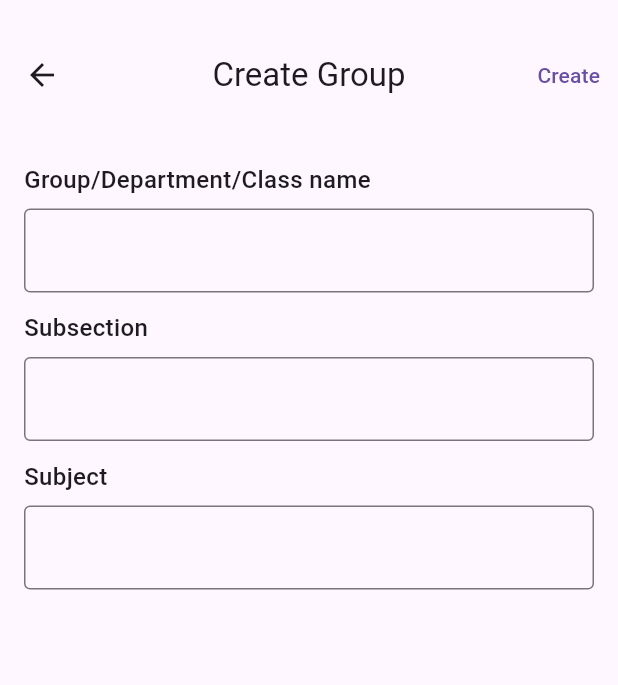
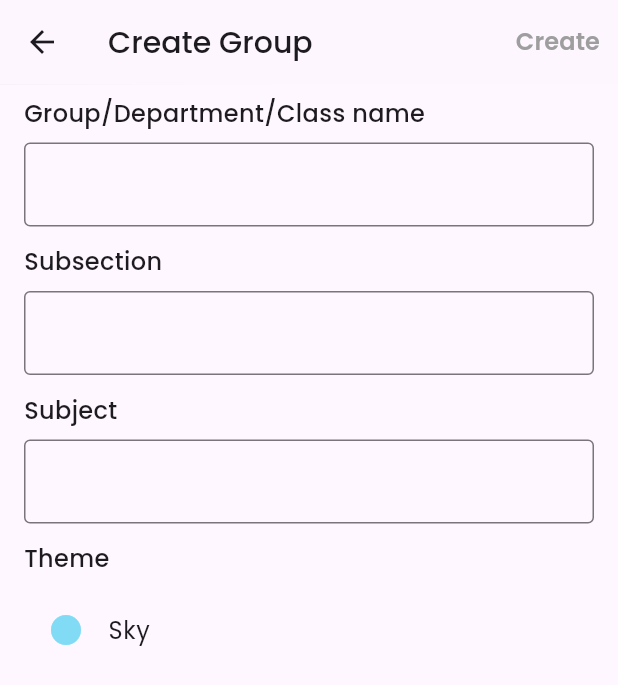
Before and after one commit to rinkaji/endterm-project-MAD, a Flutter app: the screen it shows after launch, after a tap on the "add" icon, on a phone screen of 412 x 824 dp. Shown: the top 685 px of the screen. Run offline on Flutter 3.47's test engine with Material 3 defaults, Android fonts, the phone set to English and light mode, and no system bars; our stand-ins replace google_fonts, sqflite, table_calendar; accounts and stored records are empty.

Commit message:
Added many things

```diff
--- a/lib/data/data.dart
+++ b/lib/data/data.dart
@@ -1,10 +1,11 @@
 
 import 'package:myapp/model/model.dart';
+import 'package:myapp/model/theme_selection.dart';
 
 List<Category> category = [
-    Category(id: 0, name: "Block A"),
-    Category(id: 1, name: "Block B"),
-    Category(id: 2, name: "Block C"),
+    Category(id: 0, name: "Block A", theme: ThemeSelection.Sakura),
+    Category(id: 1, name: "Block B", theme: ThemeSelection.Sky),
+    Category(id: 2, name: "Block C" , theme: ThemeSelection.Lime),
   ];
 
 List<Participant> participant = [
--- a/lib/helper/dbHelper.dart
+++ b/lib/helper/dbHelper.dart
@@ -12,6 +12,7 @@ class Dbhelper {
   static const String groupTb = "groups";
   static const String groupColId = 'group_id';
   static const String groupColName = 'group_name';
+  static const String groupColTheme = 'group_theme';
 
   // members table
   static const String memberTb = "member";
@@ -32,6 +33,7 @@ class Dbhelper {
     var createGroupTb = '''CREATE TABLE IF NOT EXISTS $groupTb (
       $groupColId INTEGER PRIMARY KEY AUTOINCREMENT,
       $groupColName VARCHAR(200)
+      $groupColTheme VARCHAR(200)
     );''';
     var createMemberTb = '''CREATE TABLE IF NOT EXISTS $memberTb (
       $memberColId INTEGER PRIMARY KEY AUTOINCREMENT,
--- a/lib/main.dart
+++ b/lib/main.dart
@@ -1,21 +1,25 @@
 import 'package:flutter/material.dart';
+import 'package:google_fonts/google_fonts.dart';
 import 'package:myapp/screens/createscreen/createscreen.dart';
 import 'package:myapp/screens/homescreen/homescreen.dart';
-import 'package:myapp/screens/loginscreen/loginscreen.dart';
+
 
 void main() {
   // WidgetsFlutterBinding.ensureInitialized();
   runApp(
-    myApp(),
+    MyApp(),
   );
 }
 
-class myApp extends StatelessWidget {
-  const myApp({Key? key}) : super(key: key);
+class MyApp extends StatelessWidget {
+  const MyApp({Key? key}) : super(key: key);
 
   @override
   Widget build(BuildContext context) {
     return MaterialApp(
+      theme: ThemeData(
+        textTheme: GoogleFonts.poppinsTextTheme()
+      ),
       debugShowCheckedModeBanner: false,
       home: Homescreen(),
     );
--- a/lib/model/model.dart
+++ b/lib/model/model.dart
@@ -1,15 +1,19 @@
+import 'package:flutter/material.dart';
+import 'package:myapp/model/theme_selection.dart';
+
 class Participant {
   late int catID;
   late String name;
 
-
   Participant({required this.catID, required this.name});
 }
 
-class Category{
+class Category {
   late int id;
   late String name;
+  late ThemeSelection theme;
 
+  Category({required this.id, required this.name, this.theme = ThemeSelection.Sky});
 
-  Category({required this.id, required this.name});
+  Color get color => theme.color;
 }
--- /dev/null
+++ b/lib/model/theme_selection.dart
@@ -0,0 +1,43 @@
+import 'package:flutter/material.dart';
+
+enum ThemeSelection {
+  Sky,
+  Cherry,
+  Melon,
+  Lime,
+  Sakura,
+}
+
+extension ThemeSelectionExtension on ThemeSelection {
+  //get the color
+  Color get color {
+    switch (this) {
+      case ThemeSelection.Sky:
+        return Color.fromRGBO(130, 219, 245, 1);
+      case ThemeSelection.Cherry:
+        return Color.fromRGBO(211, 45, 50, 1);
+      case ThemeSelection.Melon:
+        return Color.fromRGBO(236, 225, 135, 1);
+      case ThemeSelection.Lime:
+        return Color.fromRGBO(196, 234, 1, 1);
+      case ThemeSelection.Sakura:
+        return Color.fromRGBO(230, 131, 136, 1);
+    }
+  }
+
+  //get the associated icon
+  Icon get icon {
+    switch (this) {
+      case ThemeSelection.Sky:
+        return Icon(Icons.circle, color: Color.fromRGBO(130, 219, 245, 1));
+      case ThemeSelection.Cherry:
+        return Icon(Icons.circle, color: Color.fromRGBO(211, 45, 50, 1));
+      case ThemeSelection.Melon:
+        return Icon(Icons.circle, color: Color.fromRGBO(236, 225, 135, 1));
+      case ThemeSelection.Lime:
+        return Icon(Icons.circle, color: Color.fromRGBO(196, 234, 1, 1));
+      case ThemeSelection.Sakura:
+        return Icon(Icons.circle, color: Color.fromRGBO(230, 131, 136, 1));
+    }
+  }
+}
--- a/lib/screens/createscreen/createscreen.dart
+++ b/lib/screens/createscreen/createscreen.dart
@@ -1,40 +1,87 @@
 import 'package:flutter/material.dart';
+import 'package:google_fonts/google_fonts.dart';
 import 'package:myapp/data/data.dart';
+import 'package:myapp/model/theme_selection.dart';
 import 'package:myapp/screens/add_participant_screen/addParticipantScreen.dart';
 
-class Createscreen extends StatelessWidget {
-  Createscreen({super.key, required this.addcategory});
+class CreateScreen extends StatefulWidget {
+  CreateScreen({super.key, required this.addcategory});
+
+  Function addcategory;
+
+  @override
+  State<CreateScreen> createState() => _CreateScreenState();
+}
+
+class _CreateScreenState extends State<CreateScreen> {
+  void selectTheme() {
+    showDialog(
+        context: context,
+        builder: (context) {
+          return Dialog(
+            child: Padding(
+              padding: const EdgeInsets.symmetric(vertical: 15),
+              child: Column(
+                mainAxisSize: MainAxisSize.min,
+                children: ThemeSelection.values.map((themeOption) {
+                  return ListTile(
+                    minTileHeight: 30,
+                    leading: themeOption.icon,
+                    title: Text(themeOption.name),
+                    onTap: () {
+                      setState(() {
+                        selectedTheme = themeOption;
+                      });
+                      Navigator.pop(context);
+                    },
+                  );
+                }).toList(),
+              ),
+            ),
+          );
+        });
+  }
 
   var input = TextEditingController();
-  Function addcategory;
   var id = category.length;
-
+  ThemeSelection selectedTheme = ThemeSelection.Sky;
   @override
   Widget build(BuildContext context) {
     return Scaffold(
       appBar: AppBar(
-        toolbarHeight: 100,
-        centerTitle: true,
+
         leading: IconButton(
           onPressed: () => Navigator.pop(context),
           icon: Icon(
             Icons.arrow_back,
           ),
         ),
+        shadowColor: Colors.black.withValues(alpha: 1),
+        elevation: 0.1,
         title: Text(
           "Create Group",
+          style: TextStyle(fontWeight: FontWeight.w500, fontSize: 20),
         ),
         actions: [
           TextButton(
             onPressed: () {
-              if(input.text.isNotEmpty){
-                addcategory(input.text, id);
+              if (input.text.isNotEmpty) {
+                widget.addcategory(input.text, id);
                 Navigator.of(context).push(
-                  MaterialPageRoute(builder: (_) => Addparticipantscreen(catID: id, catName: input.text,)),
+                  MaterialPageRoute(
+                      builder: (_) => AddParticipantScreen(
+                            catID: id,
+                            catName: input.text,
+                            catTheme: selectedTheme.color,
+                          )),
                 );
               }
+
             },
-            child: Text("Create"),
+            child: Text(
+              "Create",
+              style: TextStyle(fontSize: 16, color: input.text.isEmpty ? Colors.grey : Colors.blue, fontWeight: FontWeight.w600),
+            ),
           ),
         ],
       ),
@@ -52,6 +99,7 @@ class Createscreen extends StatelessWidget {
             ),
             TextField(
               controller: input,
+              onChanged: (input)=>setState((){}),
               decoration: InputDecoration(
                 border: OutlineInputBorder(),
               ),
@@ -86,6 +134,23 @@ class Createscreen extends StatelessWidget {
                 border: OutlineInputBorder(),
               ),
             ),
+            SizedBox(
+              height: 12,
+            ),
+            Text(
+              "Theme",
+              style: TextStyle(fontSize: 16, fontWeight: FontWeight.w500),
+            ),
+            SizedBox(
+              height: 8,
+            ),
+            GestureDetector(
+              onTap: selectTheme,
+              child: ListTile(
+                leading: selectedTheme.icon,
+                title: Text(selectedTheme.name),
+              ),
+            )
           ],
         ),
       ),
--- a/lib/screens/homescreen/homescreen.dart
+++ b/lib/screens/homescreen/homescreen.dart
@@ -1,4 +1,7 @@
+import 'dart:ui';
+
 import 'package:flutter/material.dart';
+import 'package:google_fonts/google_fonts.dart';
 import 'package:myapp/data/data.dart';
 import 'package:myapp/model/model.dart';
 import 'package:myapp/screens/createscreen/createscreen.dart';
@@ -39,38 +42,42 @@ class _HomescreenState extends State<Homescreen> {
     return Scaffold(
         floatingActionButtonLocation: FloatingActionButtonLocation.miniEndFloat,
         floatingActionButton: FloatingActionButton(
-        shape: CircleBorder(),
+          shape: const CircleBorder(),
+          elevation: 3,
           onPressed: () => Navigator.push(
             context,
             MaterialPageRoute(
-            builder: (_) => Createscreen(
+              builder: (_) => CreateScreen(
                 addcategory: add,
               ),
             ),
           ),
-        child: Icon(
+          backgroundColor: Colors.white,
+          child: const Icon(
             Icons.add,
             size: 45,
+            color: Color.fromRGBO(33, 37, 255, 1),
           ),
         ),
         appBar: AppBar(
+          shadowColor: Colors.black.withValues(alpha: 1),
+          elevation: 0.1,
           automaticallyImplyLeading: false,
-        centerTitle: true,
-        toolbarHeight: 100,
-        title: Text("Categories"),
+          title: Text("Asanna",
+              style: GoogleFonts.poppins(
+                  fontWeight: FontWeight.w500, fontSize: 24)),
         ),
-      body: ListView.builder(
+        body: GridView.builder(
+            padding: const EdgeInsets.symmetric(horizontal: 20, vertical: 8),
+            gridDelegate: const SliverGridDelegateWithFixedCrossAxisCount(
+                mainAxisSpacing: 5,
+                crossAxisSpacing: 5,
+                childAspectRatio: 3 / 2,
+                crossAxisCount: 2),
             itemCount: category.length,
             itemBuilder: (BuildContext context, int index) {
-          var item = category[index].name;
-          return HomescreenCard(
-            item: item,
-            deleteItem: delete,
-            editItem: edit,
-            index: index,
-          );
-        },
-      ),
-    );
+              final item = category[index];
+              return HomeScreenCard(item: item, deleteItem: delete, editItem: edit, index: index, itemColor: item.color,);
+            }));
   }
 }
--- a/lib/screens/homescreen/homescreen_card.dart
+++ b/lib/screens/homescreen/homescreen_card.dart
@@ -1,57 +1,72 @@
 import 'package:flutter/material.dart';
-import 'package:myapp/data/data.dart';
+import 'package:myapp/model/model.dart';
 import 'package:myapp/screens/mainscreen/mainscreen.dart';
 
-class HomescreenCard extends StatelessWidget {
-  HomescreenCard({
+class HomeScreenCard extends StatelessWidget {
+  HomeScreenCard({
     super.key,
     required this.item,
     required this.deleteItem,
     required this.editItem,
     required this.index,
+    required this.itemColor
   });
 
-  final String item;
+  final Category item;
   Function deleteItem;
   Function editItem;
   int index;
   var categoryName;
-
+  Color itemColor;
   @override
   Widget build(BuildContext context) {
-    return Padding(
-      padding: const EdgeInsets.only(
-        bottom: 8,
-        left: 12,
-        right: 12,
-      ),
-      child: SizedBox(
-        height: 100,
-        child: Card(
-          child: ListTile(
+    return GestureDetector(
         onTap: () {
           Navigator.of(context).push(
             MaterialPageRoute(
-                  builder: (_) => Mainscreen(catID: index, catName: item,),
+              builder: (_) => MainScreen(
+                catID: index,
+                catName: item.name,
+                catTheme: item.color,
+              ),
             ),
           );
         },
-            title: Text(item),
+        child: GridTile(
+            header: GridTileBar(
+              title: Text(
+                item.name,
+                style: TextStyle(fontSize: 20, color: Colors.black),
+              ),
               trailing: PopupMenuButton(
-              itemBuilder: (context) => [
+                  color: Colors.white,
+                  iconColor: Colors.black,
+                  padding: EdgeInsets.all(0),
+                  itemBuilder: (BuildContext context) {
+                    return [
                       PopupMenuItem(
+                        height: 30,
                         onTap: () => openDialog(context),
-                  child: Text("edit"),
+                        child: Text(
+                          "Edit",
+                          style: TextStyle(
+                              color: Colors.black, fontWeight: FontWeight.w400),
+                        ),
                       ),
                       PopupMenuItem(
+                        height: 30,
                         onTap: () => deleteItem(index),
-                  child: Text("delete"),
+                        child: Text("Delete",
+                            style: TextStyle(color: Colors.black, fontWeight: FontWeight.w400)),
                       ),
-              ],
+                    ];
+                  }),
             ),
-          ),
-        ),
-      ),
+            child: Container(
+              decoration: BoxDecoration(
+                  color: item.color,
+                  borderRadius: BorderRadius.all(Radius.circular(10))),
+            ))
         );
   }
 
@@ -61,7 +76,8 @@ class HomescreenCard extends StatelessWidget {
         builder: (_) => AlertDialog(
               title: Text("edit"),
               content: TextField(
-                controller: categoryName = TextEditingController(text: item),
+                controller: categoryName =
+                    TextEditingController(text: item.name),
                 decoration: InputDecoration(
                   border: OutlineInputBorder(),
                 ),
--- a/pubspec.yaml
+++ b/pubspec.yaml
@@ -31,6 +31,7 @@ dependencies:
   cupertino_icons: ^1.0.8
   flutter:
     sdk: flutter
+  google_fonts: ^6.2.1
   path: ^1.9.0
   sqflite: ^2.4.1
   table_calendar: ^3.1.3
```
Also changed, not shown: lib/screens/add_participant_screen/addParticipantScreen.dart (+45 -35 lines), lib/screens/mainscreen/mainscreen.dart (+12 -6 lines), lib/screens/mainscreen/mainscreen_tile.dart (+5 -8 lines), pubspec.lock. Lines whose indentation alone changed are shown as unchanged.
